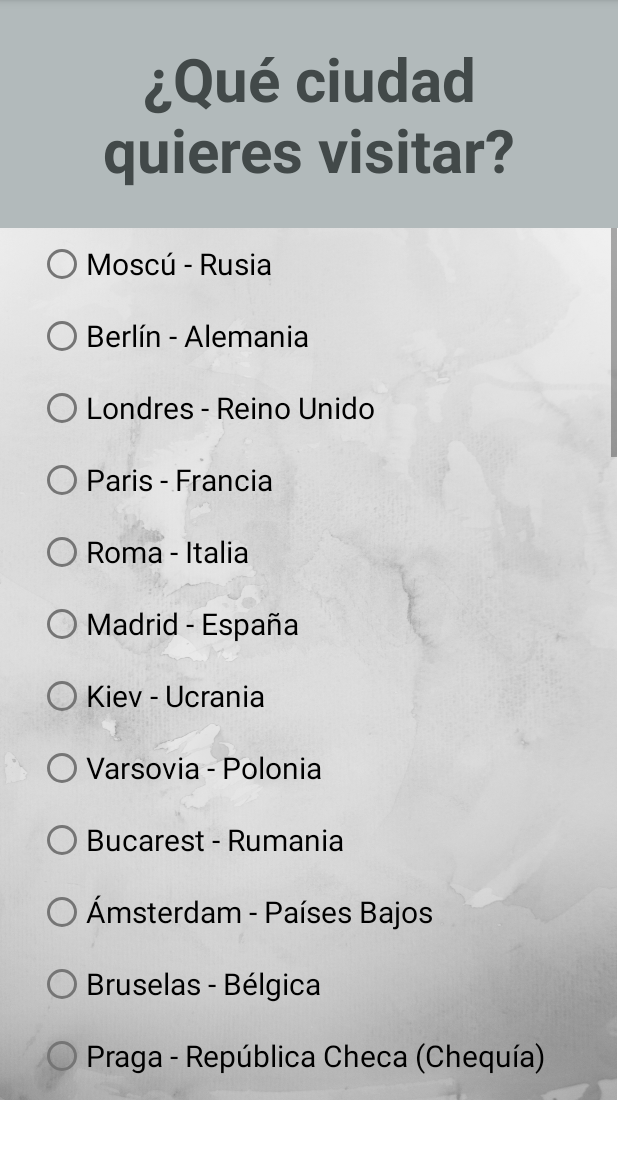
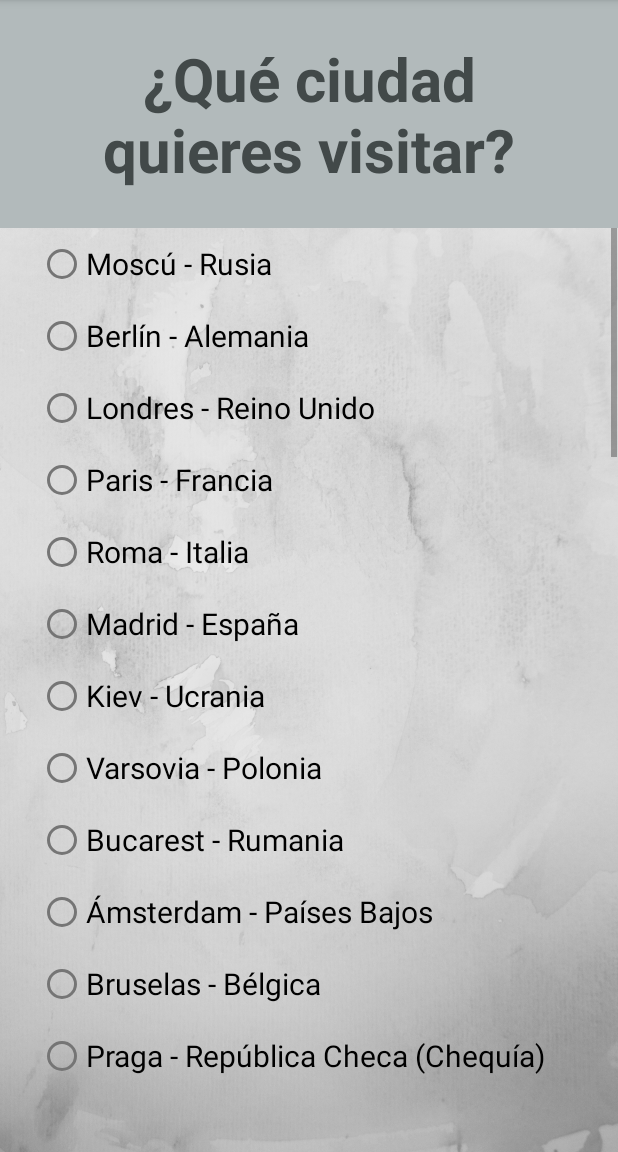
Before and after one commit to AlbaMartin01/ViajarporEuropa, an Android app: the ListaPaisesEU screen opened directly, with no data from a screen before it, on a phone screen of 412 x 824 dp, the part 84-1236 px from its top. Run offline under Robolectric (Android 15) with nearby library versions, the phone set to English and light mode, and no system bars.

Commit message:
lista paises hecho

```diff
--- a/app/src/main/res/layout/activity_lista_paises_eu.xml
+++ b/app/src/main/res/layout/activity_lista_paises_eu.xml
@@ -4,7 +4,8 @@
     xmlns:tools="http://schemas.android.com/tools"
     android:layout_width="match_parent"
     android:layout_height="match_parent"
-    tools:context=".ListaPaisesEU">
+    tools:context=".ListaPaisesEU"
+    android:background="@drawable/fondo_de_pantalla_blanco_minimalista">>
 
     <LinearLayout
         android:id="@+id/linearCabecero"
@@ -33,9 +34,7 @@
         android:layout_height="581dp"
         app:layout_constraintTop_toBottomOf="@+id/linearCabecero"
         tools:layout_editor_absoluteX="0dp"
-        tools:ignore="MissingConstraints"
-        android:background="@drawable/fondo_de_pantalla_blanco_minimalista">
-
+        tools:ignore="MissingConstraints">
         <LinearLayout
             android:layout_width="match_parent"
             android:layout_height="match_parent"
```
